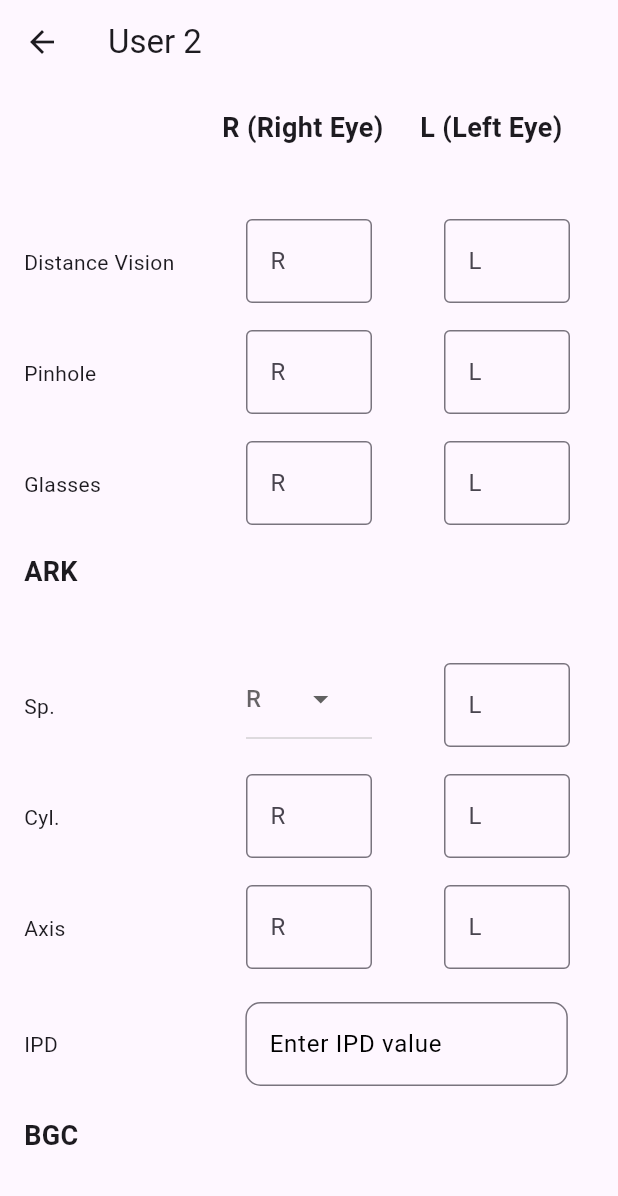
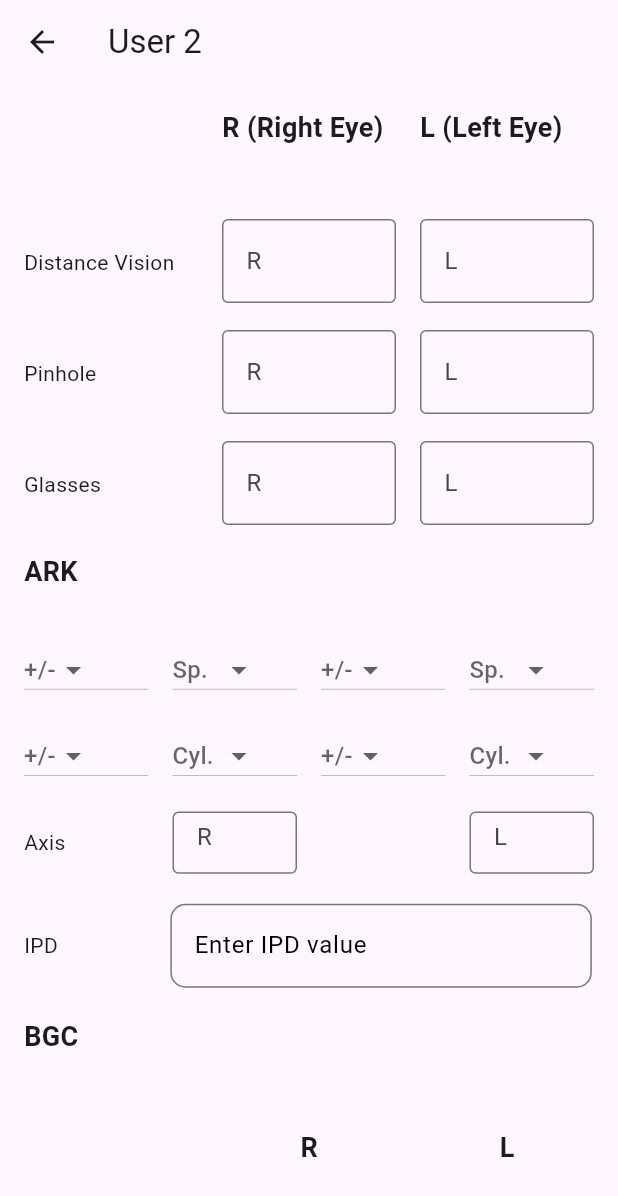
Before and after one commit to jayan110105/OpthaDoc, a Flutter app: the User2 screen opened by its route, on a phone screen of 412 x 824 dp. Shown: the top 1196 px of the screen. Run offline on Flutter 3.47's test engine with Material 3 defaults, Android fonts, the light colour scheme and no system bars.

Commit message:
Before Big Changes

```diff
--- a/lib/ui/screens/User2.dart
+++ b/lib/ui/screens/User2.dart
@@ -11,7 +11,14 @@
   String? selectedBifocal;
   String? selectedColor;
   String? selectedRemarks;
-  double? selectedValue;
+  double? selectedSpR;
+  double? selectedSpL;
+  double? selectedCylR;
+  double? selectedCylL;
+  String? selectedSignSpR;
+  String? selectedSignSpL;
+  String? selectedSignCylR;
+  String? selectedSignCylL;
 
   @override
   Widget build(BuildContext context) {
@@ -47,24 +54,70 @@
                 _buildEyeLabel("ARK"),
                 const SizedBox(),
                 const SizedBox(),
-                _buildTextLabel('Sp.'),
-                _buildDropdown(),
-                _buildTextField('L'),
-                _buildTextLabel('Cyl.'),
-                _buildTextField('R'),
-                _buildTextField('L'),
+              ],
+            ),
+            GridView.count(
+              crossAxisCount: 4,
+              childAspectRatio: 2,
+              crossAxisSpacing: 16.0,
+              mainAxisSpacing: 16.0,
+              padding: EdgeInsets.zero,
+              shrinkWrap: true,
+              physics: const NeverScrollableScrollPhysics(),
+              children: [
+                _buildSignDropdown(selectedSignSpR, (newValue) {
+                  setState(() {
+                    selectedSignSpR = newValue;
+                  });
+                }),
+                _buildDropdown(8, "Sp.", selectedSpR, (newValue) {
+                  setState(() {
+                    selectedSpR = newValue;
+                  });
+                }),
+                _buildSignDropdown(selectedSignSpL, (newValue) {
+                  setState(() {
+                    selectedSignSpL = newValue;
+                  });
+                }),
+                _buildDropdown(8, "Sp.", selectedSpL, (newValue) {
+                  setState(() {
+                    selectedSpL = newValue;
+                  });
+                }),
+                _buildSignDropdown(selectedSignCylR, (newValue) {
+                  setState(() {
+                    selectedSignCylR = newValue;
+                  });
+                }),
+                _buildDropdown(6, "Cyl.", selectedCylR, (newValue) {
+                  setState(() {
+                    selectedCylR = newValue;
+                  });
+                }),
+                _buildSignDropdown(selectedSignCylL, (newValue) {
+                  setState(() {
+                    selectedSignCylL = newValue;
+                  });
+                }),
+                _buildDropdown(6, "Cyl.", selectedCylL, (newValue) {
+                  setState(() {
+                    selectedCylL = newValue;
+                  });
+                }),
                 _buildTextLabel('Axis'),
                 _buildTextField('R'),
+                SizedBox(),
                 _buildTextField('L'),
-              ],
+              ]
             ),
             SizedBox(height: 20,),
             Row(
               children: [
                 _buildTextLabel("IPD"),
-                SizedBox(width: 125,),
+                SizedBox(width: 75,),
                 Container(
-                  width: 215,
+                  width: 281,
                   child: TextField(
                     cursorColor: Colors.black,
                     decoration: InputDecoration(
@@ -191,7 +244,7 @@
             _buildEyeLabel("Remarks"),
             _buildCheckboxListTile('D.V. only', selectedRemarks, (value) {
               setState(() {
-                selectedRemarks = (value ?? false) ? 'D.V only' : null;
+                selectedRemarks = (value ?? false) ? 'D.V. only' : null;
               });
             }),
             _buildCheckboxListTile('N.V. Only', selectedRemarks, (value) {
@@ -282,9 +335,7 @@
   }
 
   Widget _buildTextField(String hint) {
-    return Padding(
-      padding: const EdgeInsets.symmetric(horizontal: 16.0),
-      child: SizedBox(
+    return SizedBox(
         width: 80, // Use SizedBox instead of Container to enforce fixed width
         child: TextField(
           decoration: InputDecoration(
@@ -292,33 +343,41 @@
             hintText: hint,
           ),
         ),
-      ),
       );
   }
 
-  Widget _buildDropdown() {
+  Widget _buildDropdown(int val, String hint, double? selectedValue, Function(double?) onChanged) {
     List<double> values = [];
-    for (double i = -8.0; i <= 8.0; i += 0.25) {
+    for (double i = 0; i <= val; i += 0.25) {
       values.add(i);
     }
 
-    return Padding(
-      padding: const EdgeInsets.symmetric(horizontal: 16.0),
-      child: DropdownButton<double>(
+    return DropdownButton<double>(
       value: selectedValue,
-        hint: Text("R"),
+      hint: Text(hint),
       items: values.map((double value) {
         return DropdownMenuItem<double>(
           value: value,
           child: Text(value.toString()),
         );
       }).toList(),
-        onChanged: (newValue) {
-          setState(() {
-            selectedValue = newValue;
-          });
-        },
-      ),
+      onChanged: onChanged,
+    );
+  }
+
+  Widget _buildSignDropdown(String? selectedSign, Function(String?) onChanged) {
+    List<String> signs = ["+", "-"];
+
+    return DropdownButton<String>(
+      value: selectedSign,
+      hint: Text("+/-"),
+      items: signs.map((String value) {
+        return DropdownMenuItem<String>(
+          value: value,
+          child: Text(value),
+        );
+      }).toList(),
+      onChanged: onChanged,
     );
   }
 }
```
Lines whose indentation alone changed are shown as unchanged.
